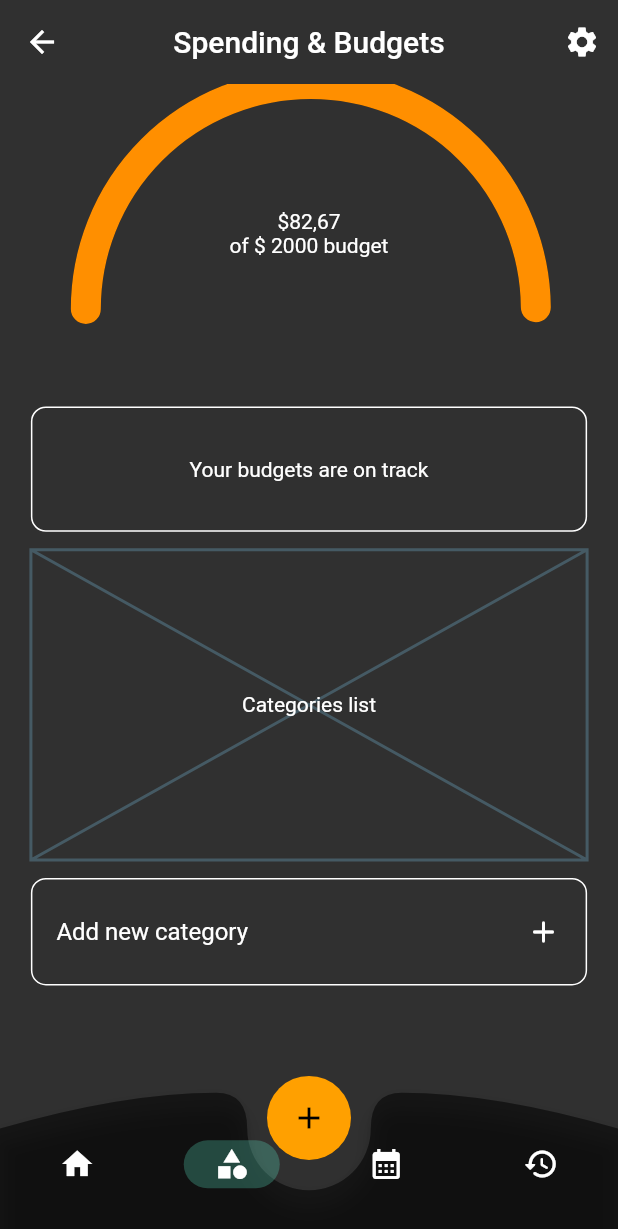
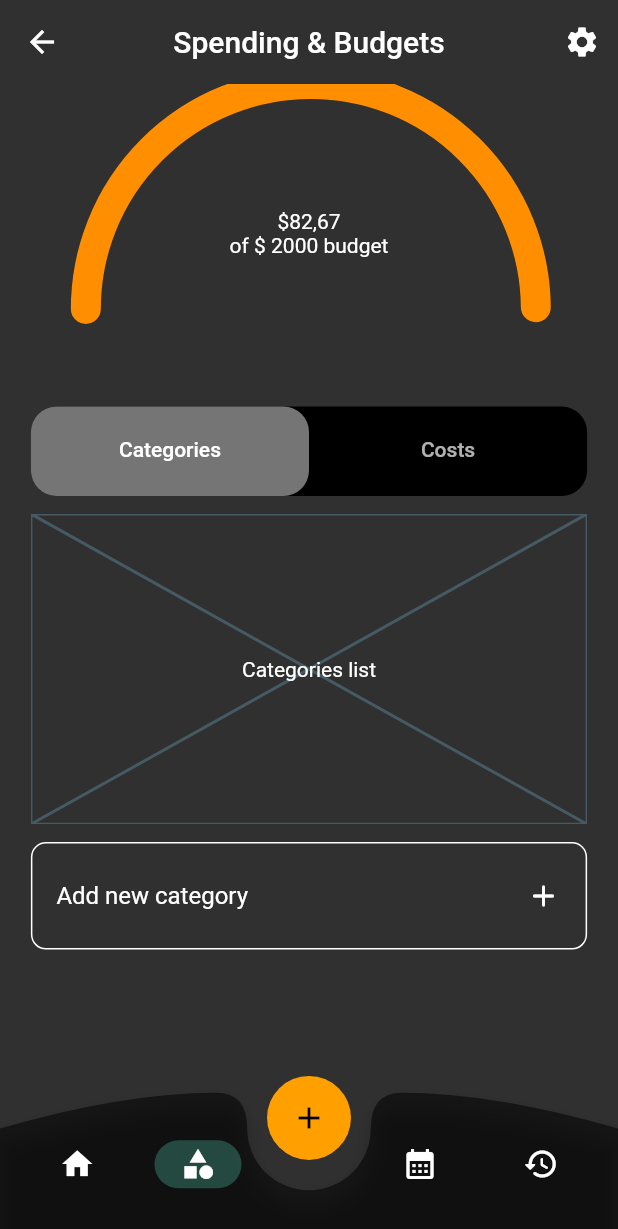
Before and after one commit to NjordJ/EasyTrack, a Flutter app: the SpendingsAndBudgetPage screen opened by its route, on a phone screen of 412 x 824 dp. Shown: the top 1229 px of the screen. Run offline on Flutter 3.47's test engine with Material 2 defaults, Android fonts, the phone set to English and light mode, and no system bars; our stand-ins replace auto_route, equatable, flutter_screenutil, hive, hive_flutter; accounts and stored records are empty.

Commit message:
tabs improvemenet

```diff
--- a/lib/core/app.dart
+++ b/lib/core/app.dart
@@ -16,6 +16,7 @@ class App extends StatelessWidget {
         theme: ThemeData(
           primarySwatch: Colors.blue,
           brightness: Brightness.dark,
+          navigationBarTheme: const NavigationBarThemeData(),
         ),
         routerDelegate: appRouter.delegate(),
         routeInformationParser: appRouter.defaultRouteParser(),
--- /dev/null
+++ b/lib/core/local_storage.dart
@@ -0,0 +1,27 @@
+import 'package:easy_track/feature/spendings_and_budget/model/costs.dart';
+import 'package:easy_track/feature/spendings_and_budget/model/spending_category.dart';
+import 'package:easy_track/feature/subscriptions_and_bills/model/subscription.dart';
+import 'package:easy_track/feature/subscriptions_and_bills/model/subscription_categories.dart';
+import 'package:hive_flutter/hive_flutter.dart';
+
+class LocalStorage {
+  void call() async {
+    await Hive.initFlutter();
+
+    const String costsBoxName = 'costs';
+    const String spendingCategoryBoxName = 'spending_categories';
+    const String subscriptionBoxName = 'subscriptions';
+    const String subscriptionCategoriesBoxName = 'subscription_categories';
+
+    //Hive adapters
+    Hive.registerAdapter<Costs>(CostsAdapter());
+    Hive.registerAdapter<SpendingCategory>(SpendingCategoryAdapter());
+    Hive.registerAdapter<Subscription>(SubscriptionAdapter());
+    Hive.registerAdapter<SubsCategories>(SubsCategoriesAdapter());
+
+    await Hive.openBox<Costs>(costsBoxName);
+    await Hive.openBox<SpendingCategory>(spendingCategoryBoxName);
+    await Hive.openBox<Subscription>(subscriptionBoxName);
+    await Hive.openBox<SubsCategories>(subscriptionCategoriesBoxName);
+  }
+}
--- a/lib/core/widgets/bottom_navigation_bar.dart
+++ b/lib/core/widgets/bottom_navigation_bar.dart
@@ -21,7 +21,9 @@ class CustomBottomNavigatiorBar extends StatelessWidget {
           Center(
             heightFactor: 0.6,
             child: FloatingActionButton(
-              onPressed: () {},
+              onPressed: () {
+                print('FAB pressed');
+              },
               backgroundColor: Colors.amber.shade700,
               elevation: 0.1,
               child: const Icon(Icons.add),
@@ -44,19 +46,25 @@ class CustomBottomNavigatiorBar extends StatelessWidget {
                   ),
                   label: '',
                 ),
-                NavigationDestination(
+                Padding(
+                  padding: EdgeInsets.only(right: 45.0),
+                  child: NavigationDestination(
                     icon: Icon(
                       Icons.category,
                       color: Colors.white,
                     ),
                     label: '',
                   ),
-                NavigationDestination(
+                ),
+                Padding(
+                  padding: EdgeInsets.only(left: 45.0),
+                  child: NavigationDestination(
                     icon: Icon(
                       Icons.calendar_month,
                       color: Colors.white,
                     ),
                     label: '',
+                  ),
                 ),
                 NavigationDestination(
                   icon: Icon(
--- a/lib/feature/settings/view/pages/settings_page.dart
+++ b/lib/feature/settings/view/pages/settings_page.dart
@@ -85,12 +85,12 @@ class _ApperanceSection extends StatelessWidget {
           children: const [
             _SettingsItemListTile(
               leadingIcon: Icon(Icons.square_outlined),
-              title: Text('Sorting'),
+              title: Text('App icon'),
               trailing: null,
             ),
             _SettingsItemListTile(
               leadingIcon: Icon(Icons.sunny),
-              title: Text('Summary'),
+              title: Text('Theme'),
               trailing: null,
             ),
           ],
--- a/lib/feature/spendings_and_budget/view/widgets/budget_categories.dart
+++ b/lib/feature/spendings_and_budget/view/widgets/budget_categories.dart
@@ -8,7 +8,7 @@ class BudgetCategories extends StatelessWidget {
   Widget build(BuildContext context) {
     return Column(
       children: const <Widget>[
-        _TextContainer(),
+        _TabNavigation(),
         _CategoriesList(),
         _AddNewCategory(),
       ],
@@ -16,24 +16,60 @@ class BudgetCategories extends StatelessWidget {
   }
 }
 
-class _TextContainer extends StatelessWidget {
-  const _TextContainer({
-    Key? key,
-  }) : super(key: key);
+late TabController _tabController;
+int selectedIndex = 0;
+
+class _TabNavigation extends StatefulWidget {
+  const _TabNavigation({Key? key}) : super(key: key);
+
+  @override
+  State<_TabNavigation> createState() => _TabNavigationState();
+}
+
+class _TabNavigationState extends State<_TabNavigation>
+    with TickerProviderStateMixin {
+  @override
+  void initState() {
+    super.initState();
+    _tabController = TabController(length: 2, vsync: this)
+      ..addListener(() {
+        setState(() {
+          selectedIndex = _tabController.index;
+        });
+      });
+  }
+
+  @override
+  void dispose() {
+    super.dispose();
+    _tabController.dispose();
+  }
 
   @override
   Widget build(BuildContext context) {
     return Container(
       width: 0.9.sw,
-      height: 70.h,
+      height: 50.h,
       decoration: BoxDecoration(
-        borderRadius: BorderRadius.circular(10),
-        border: Border.all(
-          color: Colors.white,
+        color: Colors.black,
+        borderRadius: BorderRadius.circular(17),
+      ),
+      child: TabBar(
+        controller: _tabController,
+        indicator: BoxDecoration(
+          borderRadius: BorderRadius.circular(
+            17.0,
+          ),
+          color: Colors.grey.shade600,
         ),
-      ),
-      child: const Center(
-        child: Text('Your budgets are on track'),
+        tabs: const [
+          Tab(
+            child: Text('Categories'),
+          ),
+          Tab(
+            child: Text('Costs'),
+          ),
+        ],
       ),
     );
   }
@@ -48,8 +84,26 @@ class _CategoriesList extends StatelessWidget {
       width: 0.9.sw,
       height: 0.28.sh,
       padding: EdgeInsets.only(top: 10.h, bottom: 10.h),
-      child: const Placeholder(
-        child: Center(child: Text('Categories list')),
+      child: Expanded(
+        child: TabBarView(
+          controller: _tabController,
+          children: [
+            Container(
+              child: const Placeholder(
+                child: Center(
+                  child: Text('Categories list'),
+                ),
+              ),
+            ),
+            Container(
+              child: const Placeholder(
+                child: Center(
+                  child: Text('Costs list'),
+                ),
+              ),
+            ),
+          ],
+        ),
       ),
     );
   }
--- a/lib/main.dart
+++ b/lib/main.dart
@@ -1,11 +1,11 @@
 import 'package:easy_track/core/app.dart';
+import 'package:easy_track/core/local_storage.dart';
 import 'package:flutter/material.dart';
-import 'package:hive_flutter/hive_flutter.dart';
 
 void main() async {
   WidgetsFlutterBinding.ensureInitialized();
 
-  await Hive.initFlutter();
+  LocalStorage().call();
 
   runApp(const App());
 }
```
Also changed, not shown: lib/feature/subscriptions_and_bills/home/view/widgets/subscription_and_bill.dart (+81 -44 lines). Lines whose indentation alone changed are shown as unchanged.
